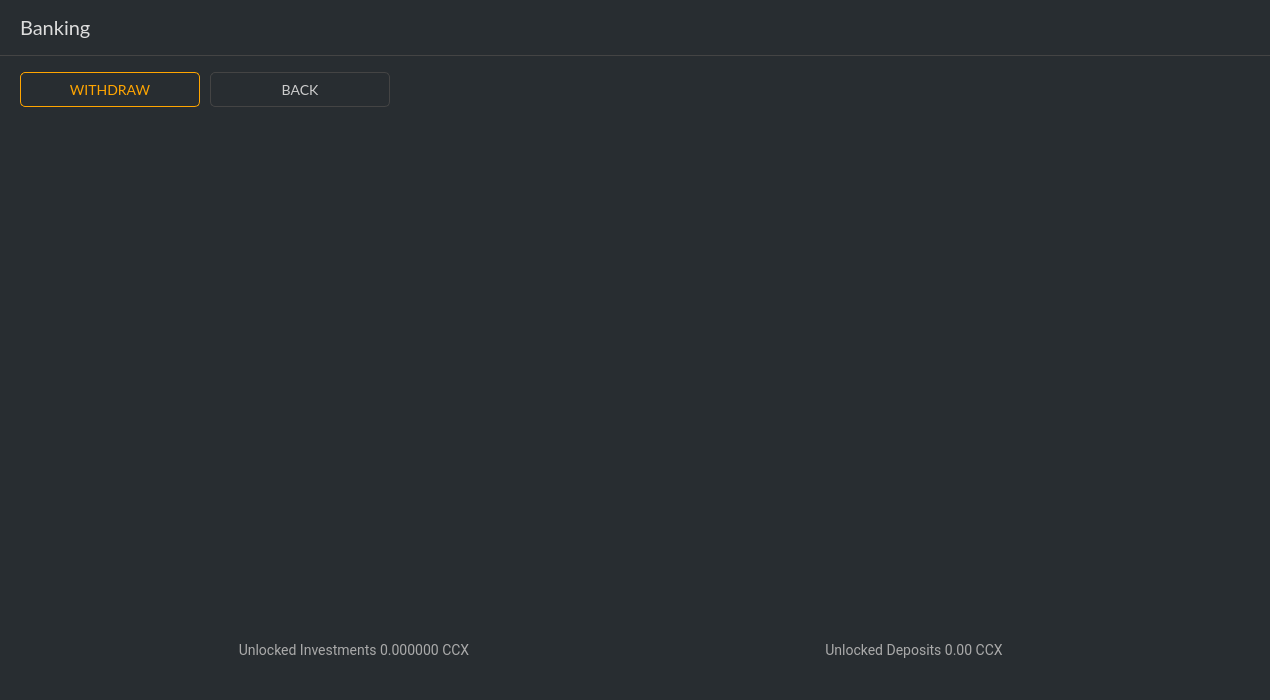
Before: the Qt Designer form src/gui/ui/bankingframe.ui in ConcealNetwork/conceal-desktop, drawn with Qt 5.
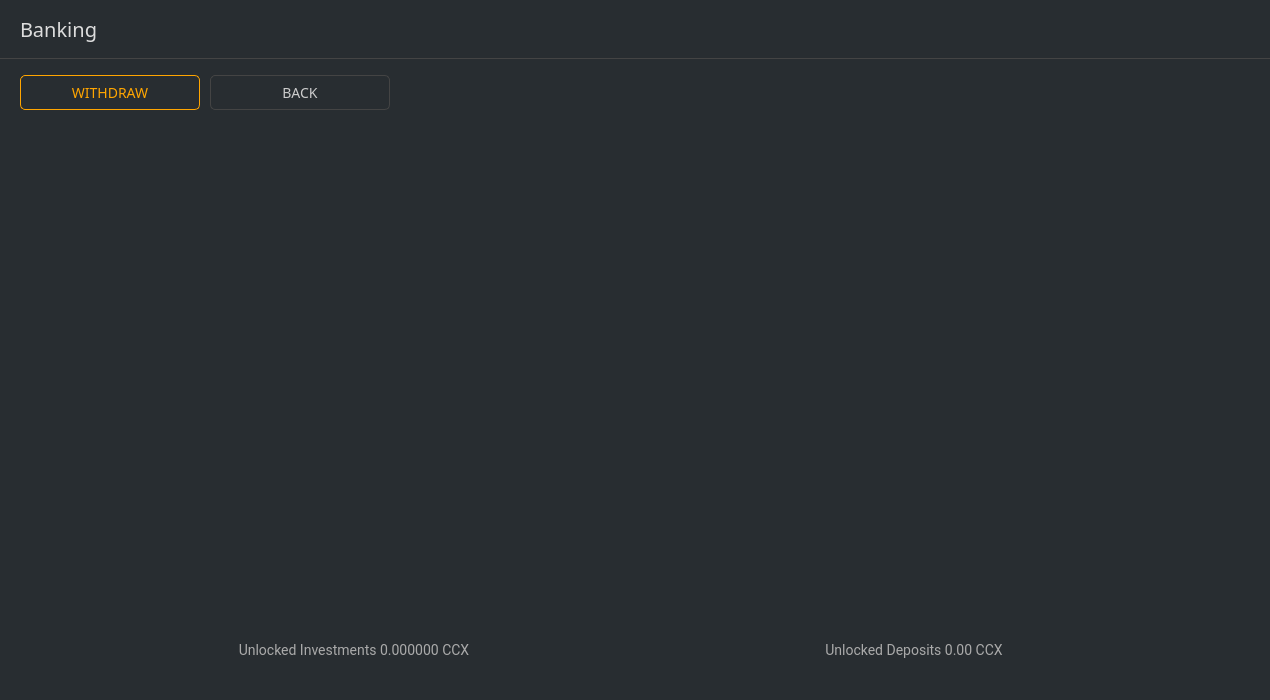
After: the same form once the commit is applied.

Diff of the .ui file:
```diff
--- a/src/gui/ui/bankingframe.ui
+++ b/src/gui/ui/bankingframe.ui
@@ -77,7 +77,7 @@
        </property>
        <property name="font">
         <font>
-         <family>Lato</family>
+         <family>Raleway</family>
          <pointsize>-1</pointsize>
         </font>
        </property>
@@ -159,7 +159,7 @@
         </property>
         <property name="font">
          <font>
-          <family>Lato</family>
+          <family>Raleway</family>
           <pointsize>-1</pointsize>
          </font>
         </property>
@@ -195,7 +195,7 @@
         </property>
         <property name="font">
          <font>
-          <family>Lato</family>
+          <family>Raleway</family>
           <pointsize>-1</pointsize>
          </font>
         </property>
```
Left out of the diff: 10 changed lines with no effect on the pictures.
